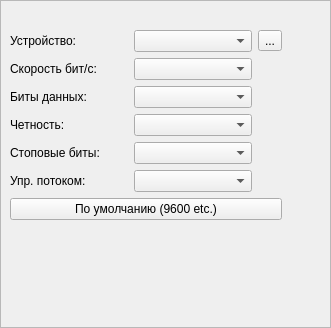
Above: Qt/lib2/serial5/src/ui/serialbox5.ui from RinatB2017/mega_GIT before the change. Below: the same form after it.
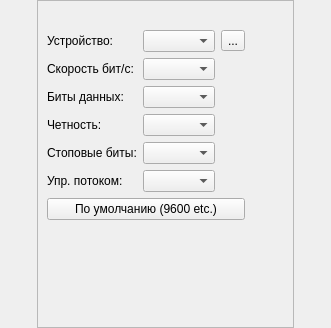
That is the form after the change. Icons and pictures are not drawn.

The edit to the form file:
```diff
--- a/Qt/lib2/serial5/src/ui/serialbox5.ui
+++ b/Qt/lib2/serial5/src/ui/serialbox5.ui
@@ -25,6 +25,12 @@
    </property>
    <item>
     <widget class="QFrame" name="frame">
+     <property name="sizePolicy">
+      <sizepolicy hsizetype="Fixed" vsizetype="Preferred">
+       <horstretch>0</horstretch>
+       <verstretch>0</verstretch>
+      </sizepolicy>
+     </property>
      <property name="frameShape">
       <enum>QFrame::StyledPanel</enum>
      </property>
```
